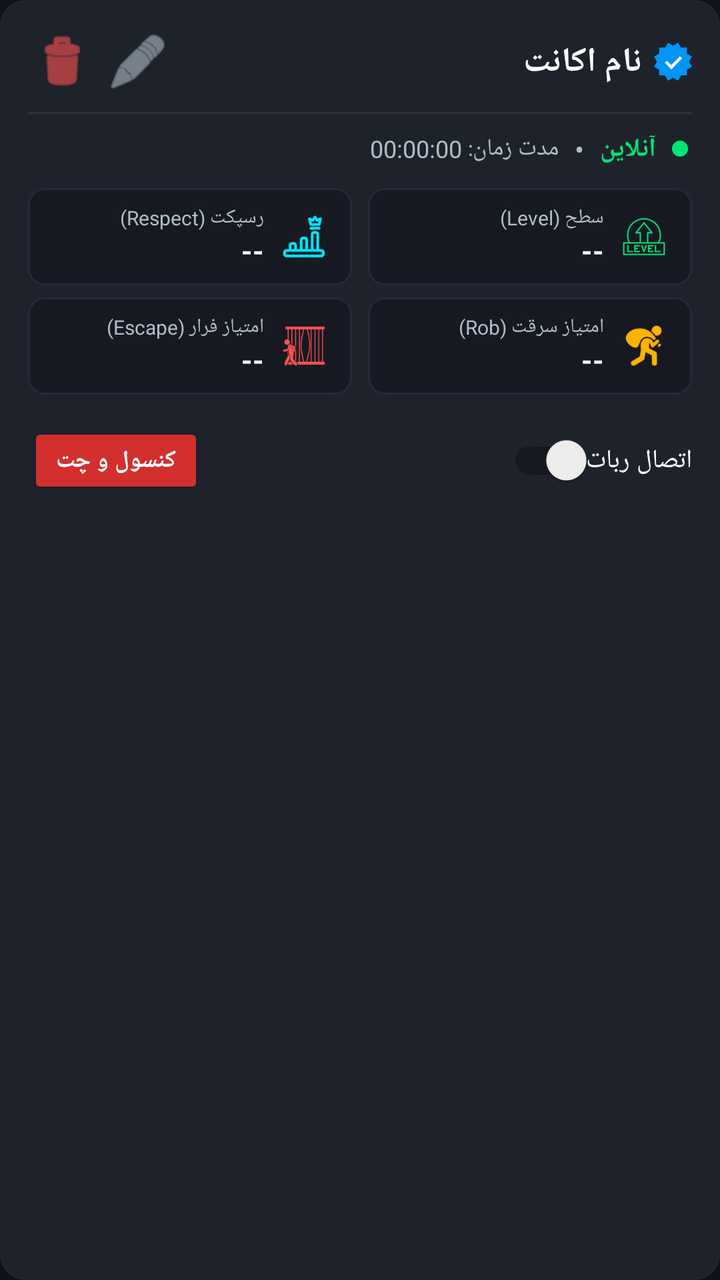
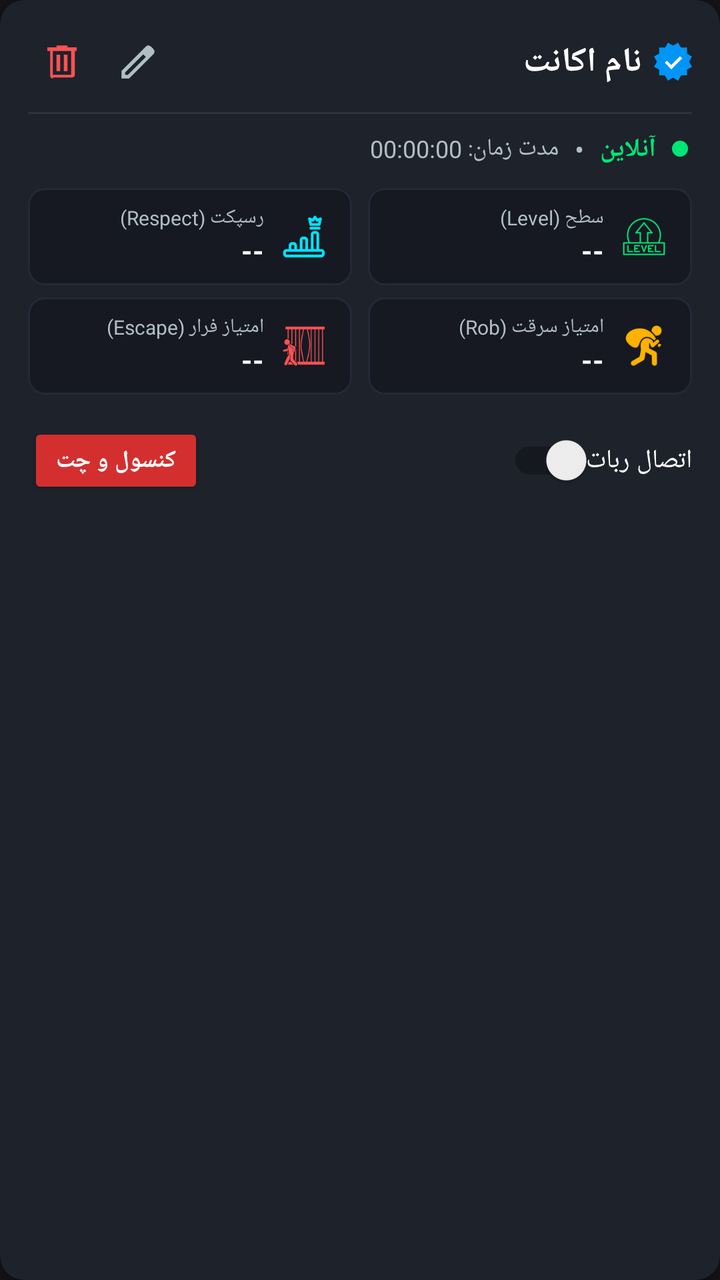

Two renders of the same Android screen: before a commit and after it. Below are the layout's source before the change and the commit's diff.
<!-- AndroidManifest.xml: application theme Theme.AGRak -->
<!-- res/layout/item_account_card.xml -->
<?xml version="1.0" encoding="utf-8"?>
<androidx.cardview.widget.CardView xmlns:android="http://schemas.android.com/apk/res/android"
    xmlns:app="http://schemas.android.com/apk/res-auto"
    android:layout_width="match_parent"
    android:layout_height="wrap_content"
    android:layout_marginHorizontal="6dp"
    android:layout_marginVertical="6dp"
    app:cardBackgroundColor="@color/card_dark"
    app:cardCornerRadius="12dp"
    app:cardElevation="3dp"
    android:layoutDirection="rtl">

    <LinearLayout
        android:layout_width="match_parent"
        android:layout_height="wrap_content"
        android:orientation="vertical"
        android:padding="14dp">

        
        <LinearLayout
            android:layout_width="match_parent"
            android:layout_height="wrap_content"
            android:gravity="center_vertical"
            android:orientation="horizontal">

            <LinearLayout
                android:layout_width="0dp"
                android:layout_height="wrap_content"
                android:layout_weight="1"
                android:gravity="start|center_vertical"
                android:orientation="horizontal">

                <ImageView
                    android:id="@+id/imgVerifiedBadge"
                    android:layout_width="19dp"
                    android:layout_height="19dp"
                    android:layout_marginEnd="6dp"
                    android:src="@drawable/ic_instagram_verified"
                    android:contentDescription="تیک آبی" />

                <TextView
                    android:id="@+id/tvAccountNick"
                    android:layout_width="wrap_content"
                    android:layout_height="wrap_content"
                    android:text="نام اکانت"
                    android:textColor="@color/text_white"
                    android:textSize="17sp"
                    android:textStyle="bold"
                    android:singleLine="true"
                    android:ellipsize="end" />
            </LinearLayout>

            
            <ImageButton
                android:id="@+id/btnEditAccount"
                android:layout_width="34dp"
                android:layout_height="34dp"
                android:background="?attr/selectableItemBackgroundBorderless"
                android:src="@android:drawable/ic_menu_edit"
                android:tint="@color/text_secondary"
                android:contentDescription="ویرایش اکانت" />

            
            <ImageButton
                android:id="@+id/btnDeleteAccount"
                android:layout_width="34dp"
                android:layout_height="34dp"
                android:layout_marginStart="4dp"
                android:background="?attr/selectableItemBackgroundBorderless"
                android:src="@android:drawable/ic_menu_delete"
                android:tint="@color/status_red"
                android:contentDescription="حذف اکانت" />
        </LinearLayout>

        
        <View
            android:layout_width="match_parent"
            android:layout_height="1dp"
            android:layout_marginVertical="8dp"
            android:background="@color/card_stroke" />

        
        <LinearLayout
            android:layout_width="match_parent"
            android:layout_height="wrap_content"
            android:gravity="center_vertical"
            android:orientation="horizontal">

            
            <View
                android:id="@+id/viewStatusDot"
                android:layout_width="8dp"
                android:layout_height="8dp"
                android:layout_marginStart="2dp"
                android:layout_marginEnd="8dp"
                android:background="@drawable/bg_dot_online" />

            
            <TextView
                android:id="@+id/tvStatus"
                android:layout_width="wrap_content"
                android:layout_height="wrap_content"
                android:text="آنلاین"
                android:textColor="@color/status_green"
                android:textSize="13sp"
                android:textStyle="bold" />

            
            <TextView
                android:layout_width="wrap_content"
                android:layout_height="wrap_content"
                android:layout_marginHorizontal="8dp"
                android:text="•"
                android:textColor="@color/text_secondary" />

            
            <TextView
                android:id="@+id/tvUptime"
                android:layout_width="wrap_content"
                android:layout_height="wrap_content"
                android:text="مدت زمان: 00:00:00"
                android:textColor="@color/text_secondary"
                android:textSize="12sp" />
        </LinearLayout>

        
        <LinearLayout
            android:id="@+id/layoutStats"
            android:layout_width="match_parent"
            android:layout_height="wrap_content"
            android:layout_marginTop="10dp"
            android:orientation="vertical">

            
            <LinearLayout
                android:layout_width="match_parent"
                android:layout_height="wrap_content"
                android:orientation="horizontal">

                
                <LinearLayout
                    android:layout_width="0dp"
                    android:layout_height="wrap_content"
                    android:layout_weight="1"
                    android:layout_marginEnd="4dp"
                    android:background="@drawable/bg_stat_tile"
                    android:paddingHorizontal="10dp"
                    android:paddingVertical="8dp"
                    android:gravity="center_vertical"
                    android:orientation="horizontal">

                    <ImageView
                        android:layout_width="24dp"
                        android:layout_height="24dp"
                        android:layout_marginStart="2dp"
                        android:layout_marginEnd="8dp"
                        android:src="@drawable/tg_level"
                        android:contentDescription="Level" />

                    <LinearLayout
                        android:layout_width="wrap_content"
                        android:layout_height="wrap_content"
                        android:orientation="vertical">

                        <TextView
                            android:layout_width="wrap_content"
                            android:layout_height="wrap_content"
                            android:text="سطح (Level)"
                            android:textColor="@color/text_secondary"
                            android:textSize="10sp" />

                        <TextView
                            android:id="@+id/tvStatLevel"
                            android:layout_width="wrap_content"
                            android:layout_height="wrap_content"
                            android:text="--"
                            android:textColor="@color/text_white"
                            android:textSize="14sp"
                            android:textStyle="bold" />
                    </LinearLayout>
                </LinearLayout>

                
                <LinearLayout
                    android:layout_width="0dp"
                    android:layout_height="wrap_content"
                    android:layout_weight="1"
                    android:layout_marginStart="4dp"
                    android:background="@drawable/bg_stat_tile"
                    android:paddingHorizontal="10dp"
                    android:paddingVertical="8dp"
                    android:gravity="center_vertical"
                    android:orientation="horizontal">

                    <ImageView
                        android:layout_width="24dp"
                        android:layout_height="24dp"
                        android:layout_marginStart="2dp"
                        android:layout_marginEnd="8dp"
                        android:src="@drawable/tg_crown"
                        android:contentDescription="Respect" />

                    <LinearLayout
                        android:layout_width="wrap_content"
                        android:layout_height="wrap_content"
                        android:orientation="vertical">

                        <TextView
                            android:layout_width="wrap_content"
                            android:layout_height="wrap_content"
                            android:text="رسپکت (Respect)"
                            android:textColor="@color/text_secondary"
                            android:textSize="10sp" />

                        <TextView
                            android:id="@+id/tvStatRespect"
                            android:layout_width="wrap_content"
                            android:layout_height="wrap_content"
                            android:text="--"
                            android:textColor="@color/text_white"
                            android:textSize="14sp"
                            android:textStyle="bold" />
                    </LinearLayout>
                </LinearLayout>
            </LinearLayout>

            
            <LinearLayout
                android:layout_width="match_parent"
                android:layout_height="wrap_content"
                android:layout_marginTop="6dp"
                android:orientation="horizontal">

                
                <LinearLayout
                    android:layout_width="0dp"
                    android:layout_height="wrap_content"
                    android:layout_weight="1"
                    android:layout_marginEnd="4dp"
                    android:background="@drawable/bg_stat_tile"
                    android:paddingHorizontal="10dp"
                    android:paddingVertical="8dp"
                    android:gravity="center_vertical"
                    android:orientation="horizontal">

                    <ImageView
                        android:layout_width="24dp"
                        android:layout_height="24dp"
                        android:layout_marginStart="2dp"
                        android:layout_marginEnd="8dp"
                        android:src="@drawable/tg_rob_thief"
                        android:contentDescription="Rob Points" />

                    <LinearLayout
                        android:layout_width="wrap_content"
                        android:layout_height="wrap_content"
                        android:orientation="vertical">

                        <TextView
                            android:layout_width="wrap_content"
                            android:layout_height="wrap_content"
                            android:text="امتیاز سرقت (Rob)"
                            android:textColor="@color/text_secondary"
                            android:textSize="10sp" />

                        <TextView
                            android:id="@+id/tvStatRob"
                            android:layout_width="wrap_content"
                            android:layout_height="wrap_content"
                            android:text="--"
                            android:textColor="@color/text_white"
                            android:textSize="14sp"
                            android:textStyle="bold" />
                    </LinearLayout>
                </LinearLayout>

                
                <LinearLayout
                    android:layout_width="0dp"
                    android:layout_height="wrap_content"
                    android:layout_weight="1"
                    android:layout_marginStart="4dp"
                    android:background="@drawable/bg_stat_tile"
                    android:paddingHorizontal="10dp"
                    android:paddingVertical="8dp"
                    android:gravity="center_vertical"
                    android:orientation="horizontal">

                    <ImageView
                        android:layout_width="24dp"
                        android:layout_height="24dp"
                        android:layout_marginStart="2dp"
                        android:layout_marginEnd="8dp"
                        android:src="@drawable/tg_escape_jail"
                        android:contentDescription="Escape Points" />

                    <LinearLayout
                        android:layout_width="wrap_content"
                        android:layout_height="wrap_content"
                        android:orientation="vertical">

                        <TextView
                            android:layout_width="wrap_content"
                            android:layout_height="wrap_content"
                            android:text="امتیاز فرار (Escape)"
                            android:textColor="@color/text_secondary"
                            android:textSize="10sp" />

                        <TextView
                            android:id="@+id/tvStatEscape"
                            android:layout_width="wrap_content"
                            android:layout_height="wrap_content"
                            android:text="--"
                            android:textColor="@color/text_white"
                            android:textSize="14sp"
                            android:textStyle="bold" />
                    </LinearLayout>
                </LinearLayout>
            </LinearLayout>
        </LinearLayout>

        
        <LinearLayout
            android:layout_width="match_parent"
            android:layout_height="wrap_content"
            android:layout_marginTop="14dp"
            android:gravity="center_vertical"
            android:orientation="horizontal">

            <androidx.appcompat.widget.SwitchCompat
                android:id="@+id/switchConnect"
                android:layout_width="wrap_content"
                android:layout_height="wrap_content"
                android:text="اتصال ربات"
                android:textColor="@color/text_white"
                android:textSize="13sp" />

            <View
                android:layout_width="0dp"
                android:layout_height="0dp"
                android:layout_weight="1" />

            <Button
                android:id="@+id/btnEnterChat"
                android:layout_width="wrap_content"
                android:layout_height="38dp"
                android:backgroundTint="@color/primary_red"
                android:text="کنسول و چت"
                android:textColor="@color/text_white"
                android:textSize="12sp"
                android:textStyle="bold" />
        </LinearLayout>

    </LinearLayout>
</androidx.cardview.widget.CardView>
<!-- resources referenced by this layout -->
<resources>
  <color name="card_dark">#1E222B</color>
  <color name="card_stroke">#2D323E</color>
  <color name="primary_red">#D32F2F</color>
  <color name="status_green">#00E676</color>
  <color name="status_red">#FF5252</color>
  <color name="text_secondary">#B0BEC5</color>
  <color name="text_white">#FFFFFF</color>
  <!-- drawable bg_dot_online (drawable) -->
  <?xml version="1.0" encoding="utf-8"?>
  <shape xmlns:android="http://schemas.android.com/apk/res/android"
      android:shape="oval">
      <solid android:color="#00E676" />
      <size android:width="10dp" android:height="10dp" />
  </shape>
  <!-- drawable bg_stat_tile (drawable) -->
  <?xml version="1.0" encoding="utf-8"?>
  <shape xmlns:android="http://schemas.android.com/apk/res/android"
      android:shape="rectangle">
      <solid android:color="#161922" />
      <stroke android:width="1dp" android:color="#242938" />
      <corners android:radius="8dp" />
  </shape>
  <!-- drawable ic_instagram_verified (drawable) -->
  <vector xmlns:android="http://schemas.android.com/apk/res/android"
      android:width="20dp"
      android:height="20dp"
      android:viewportWidth="40"
      android:viewportHeight="40">
      <path
          android:fillColor="#0095F6"
          android:pathData="M19.998,3.094 L14.638,0 l-2.972,5.15 H5.432 v6.354 L0,14.64 3.094,20 0,25.359 l5.432,3.137 v5.905 h5.975 L14.638,40 l5.36,-3.094 L25.358,40 l3.232,-5.6 h6.162 v-6.01 L40,25.359 36.905,20 40,14.641 l-5.248,-3.03 v-6.46 h-6.419 L25.358,0 l-5.36,3.094 Z" />
      <path
          android:fillColor="#FFFFFF"
          android:pathData="M27.413,14.319 l2.254,2.287 -11.43,11.5 -6.835,-6.93 2.244,-2.258 4.587,4.581 9.18,-9.18 Z" />
  </vector>
  <!-- drawable tg_crown: png bitmap (drawable, 2362 bytes) -->
  <!-- drawable tg_escape_jail: png bitmap (drawable, 3591 bytes) -->
  <!-- drawable tg_level: png bitmap (drawable, 3305 bytes) -->
  <!-- drawable tg_rob_thief: png bitmap (drawable, 4366 bytes) -->
  <style name="Theme.AGRak" parent="Theme.AppCompat.DayNight.NoActionBar">
          <item name="colorPrimary">@color/primary_red</item>
          <item name="colorPrimaryDark">@color/primary_red_dark</item>
          <item name="colorAccent">@color/accent_gold</item>
          <item name="android:windowBackground">@color/bg_dark</item>
          <item name="android:statusBarColor">#0A0B0E</item>
          <item name="android:navigationBarColor">#0A0B0E</item>
      </style>
  <color name="primary_red_dark">#9A0007</color>
  <color name="accent_gold">#FFB300</color>
  <color name="bg_dark">#121418</color>
</resources>

<!-- the commit's change to res/layout/item_account_card.xml (unified diff, before → after) -->
@@ -55,9 +55,13 @@
                 android:id="@+id/btnEditAccount"
                 android:layout_width="34dp"
                 android:layout_height="34dp"
+                android:padding="6dp"
+                android:scaleType="fitCenter"
                 android:background="?attr/selectableItemBackgroundBorderless"
-                android:src="@android:drawable/ic_menu_edit"
+                android:src="@drawable/ic_edit"
+                app:srcCompat="@drawable/ic_edit"
                 android:tint="@color/text_secondary"
+                app:tint="@color/text_secondary"
                 android:contentDescription="ویرایش اکانت" />
 
             
@@ -66,9 +70,13 @@
                 android:layout_width="34dp"
                 android:layout_height="34dp"
                 android:layout_marginStart="4dp"
+                android:padding="6dp"
+                android:scaleType="fitCenter"
                 android:background="?attr/selectableItemBackgroundBorderless"
-                android:src="@android:drawable/ic_menu_delete"
+                android:src="@drawable/ic_delete"
+                app:srcCompat="@drawable/ic_delete"
                 android:tint="@color/status_red"
+                app:tint="@color/status_red"
                 android:contentDescription="حذف اکانت" />
         </LinearLayout>
 
<!-- resource entries referenced after the edit -->
@@ -22,6 +22,26 @@
       <stroke android:width="1dp" android:color="#242938" />
       <corners android:radius="8dp" />
   </shape>
+  <!-- drawable ic_delete (drawable) -->
+  <vector xmlns:android="http://schemas.android.com/apk/res/android"
+      android:width="24dp"
+      android:height="24dp"
+      android:viewportWidth="24"
+      android:viewportHeight="24">
+      <path
+          android:fillColor="#FFFFFFFF"
+          android:pathData="M7,21c-0.825,0 -1.412,-0.587 -1.412,-1.413V6H4V4h5V3h6v1h5v2h-1v13c0,0.825 -0.587,1.413 -1.413,1.413H7zM17,6H7v13h10V6zM9,17h2V8H9v9zm4,0h2V8h-2v9z"/>
+  </vector>
+  <!-- drawable ic_edit (drawable) -->
+  <vector xmlns:android="http://schemas.android.com/apk/res/android"
+      android:width="24dp"
+      android:height="24dp"
+      android:viewportWidth="24"
+      android:viewportHeight="24">
+      <path
+          android:fillColor="#FFFFFFFF"
+          android:pathData="M20.41,4.94l-1.35,-1.35c-0.78,-0.78 -2.05,-0.78 -2.83,0L3,16.82V21h4.18L20.41,7.77C21.2,6.99 21.2,5.72 20.41,4.94zM6.41,19.06L5,19v-1.36l9.82,-9.82l1.41,1.41L6.41,19.06z"/>
+  </vector>
   <!-- drawable ic_instagram_verified (drawable) -->
   <vector xmlns:android="http://schemas.android.com/apk/res/android"
       android:width="20dp"
